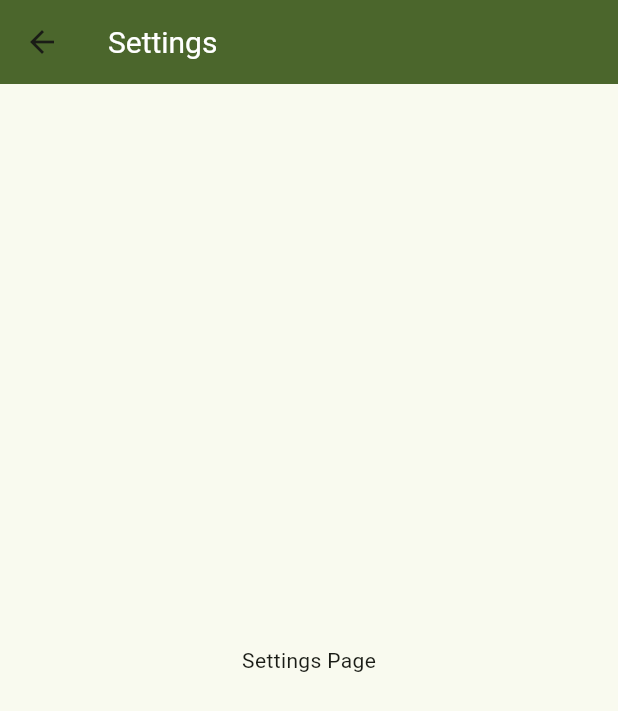
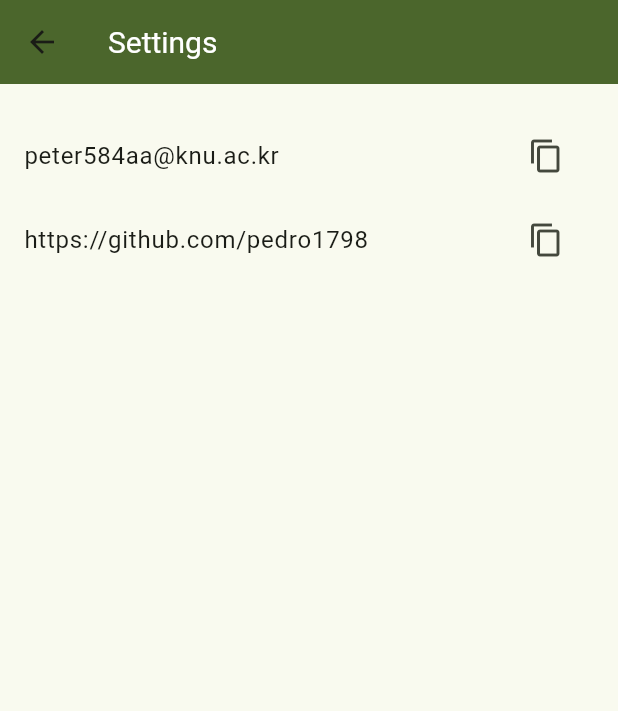
Before and after one commit to pedro1798/space-alarm, a Flutter app: the screen it shows after launch, in the side drawer, after a tap on "Settings", on a phone screen of 412 x 824 dp. Shown: the top 711 px of the screen. Run offline on Flutter 3.47's test engine with Material 3 defaults, Android fonts, the phone set to English and light mode, and no system bars; our stand-ins replace get, native_geofence, permission_handler; missing offline and left inert: a package; Roboto replaces fonts that are missing (NanumGothic).

Commit message:
add email and github ling to setting page

```diff
--- a/lib/pages/settings_page.dart
+++ b/lib/pages/settings_page.dart
@@ -1,4 +1,5 @@
 import 'package:flutter/material.dart';
+import 'package:flutter/services.dart'; // 클립보드를 위해 필요
 
 class SettingPage extends StatefulWidget {
   const SettingPage({super.key});
@@ -8,11 +9,44 @@ class SettingPage extends StatefulWidget {
 }
 
 class _SettingPageState extends State<SettingPage> {
+  final String email = 'peter584aa@knu.ac.kr';
+  final String github = 'https://github.com/pedro1798';
+
+  void _copyToClipboard(String text) {
+    Clipboard.setData(ClipboardData(text: text));
+    ScaffoldMessenger.of(context).showSnackBar(
+      SnackBar(
+        content: Text('Copied: $text'),
+        duration: const Duration(seconds: 1),
+      ),
+    );
+  }
+
   @override
   Widget build(BuildContext context) {
     return Scaffold(
       appBar: AppBar(title: const Text('Settings')),
-      body: const Center(child: Text('Settings Page')),
+      body: ListView(
+        children: [
+          const SizedBox(height: 20),
+          ListTile(
+            title: Text(email),
+            trailing: IconButton(
+              icon: const Icon(Icons.copy),
+              tooltip: "Click to copy the text.",
+              onPressed: () => _copyToClipboard(email),
+            ),
+          ),
+          ListTile(
+            title: Text(github),
+            trailing: IconButton(
+              icon: const Icon(Icons.copy),
+              tooltip: "Click to copy the text.",
+              onPressed: () => _copyToClipboard(github),
+            ),
+          ),
+        ],
+      ),
     );
   }
 }
```
